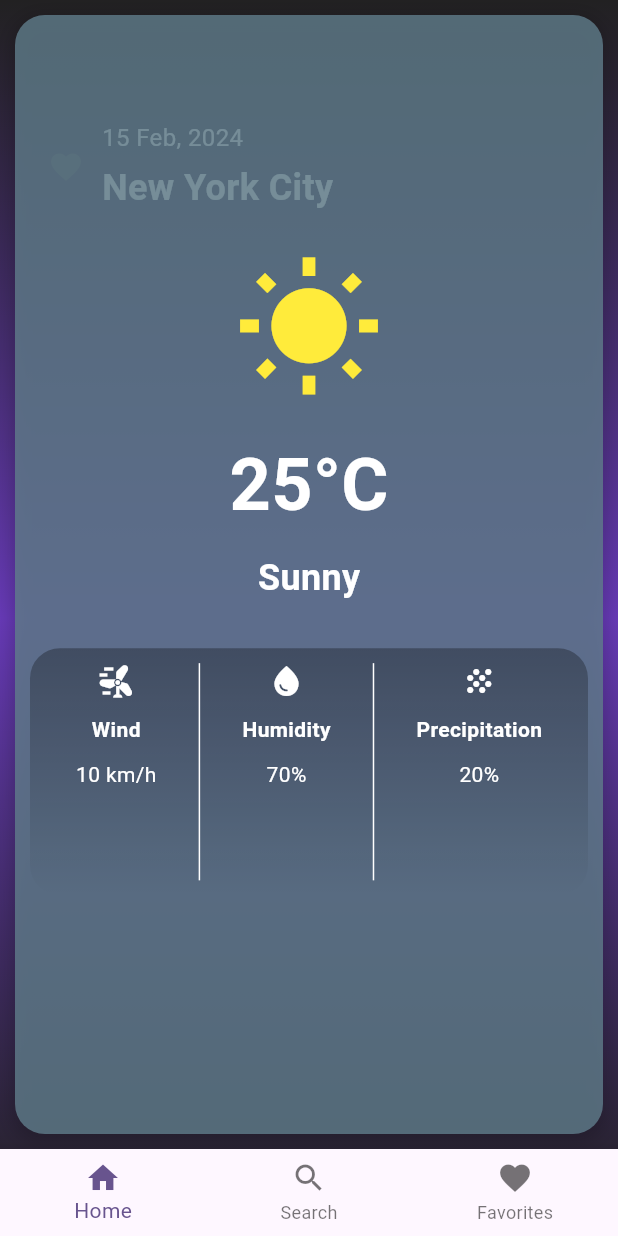
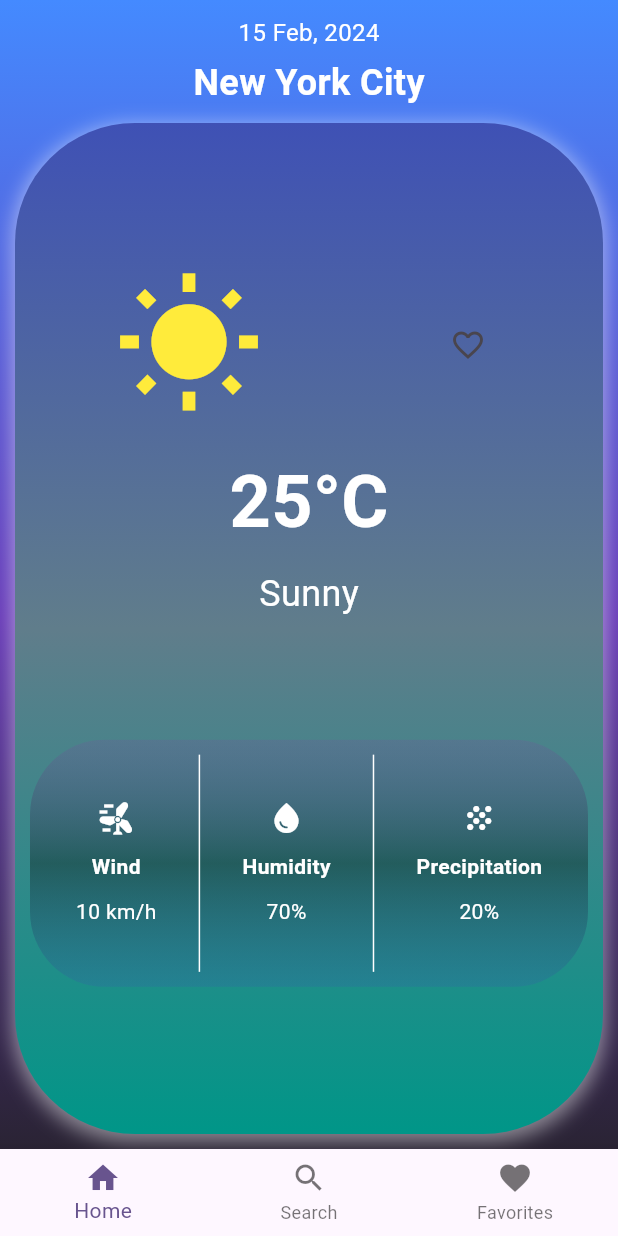
Before and after one commit to Shashank01-26/weather_firebase, a Flutter app: the WeatherScreen screen opened directly, on a phone screen of 412 x 824 dp. Run offline on Flutter 3.47's test engine with Material 3 defaults, Android fonts, the phone set to English and light mode, and no system bars; our stand-ins replace firebase_auth, firebase_core; accounts and stored records are empty; Roboto replaces fonts that are missing (TimesNewRoman).

Commit message:
UI changes

```diff
--- /dev/null
+++ b/lib/remote_service/remote_service.dart
@@ -0,0 +1,3 @@
+class RemoteService{
+
+}
--- a/lib/screens/weather_screen.dart
+++ b/lib/screens/weather_screen.dart
@@ -23,54 +23,43 @@ class _WeatherScreenState extends State<WeatherScreen> {
           gradient: LinearGradient(
             begin: Alignment.topCenter,
             end: Alignment.bottomCenter,
-            colors: [Colors.black87, Colors.deepPurple, Colors.black87],
+            colors: [Colors.blueAccent, Colors.deepPurple, Colors.black87],
           ),
         ),
+        child: Center(
           child: Stack(
             children: [
-            Positioned(
-              top: 80,
-              left: 20,
-              child: Row(
-                mainAxisSize: MainAxisSize.max,
-                mainAxisAlignment: MainAxisAlignment.spaceBetween,
+              Column(
+                mainAxisAlignment: MainAxisAlignment.center,
+                crossAxisAlignment: CrossAxisAlignment.center,
                 children: [
-                  IconButton(
-                      onPressed: (){},
-                      icon: const Icon(Icons.favorite)
-                  ),
-                  Column(
-                    crossAxisAlignment: CrossAxisAlignment.start,
-                    children: [
-                      const Text(
+                  Padding(
+                    padding: const EdgeInsetsDirectional.only(top:10.0),
+                    child: const Text(
                       '15 Feb, 2024',
                       style: TextStyle(color: Colors.white, fontSize: 16),
+                    ),
                   ),
                   const SizedBox(height: 5),
                   Text(
                     _cityName,
                     style: const TextStyle(color: Colors.white, fontSize: 24, fontWeight: FontWeight.bold),
                   ),
-                    ],
-                  ),
-                ],
-              ),
-            ),
-            Column(
-              mainAxisAlignment: MainAxisAlignment.center,
-              crossAxisAlignment: CrossAxisAlignment.center,
-              children: [
                   Expanded(
                     child: Container(
                       alignment: Alignment.center,
                       padding: const EdgeInsets.all(10),
                       margin: const EdgeInsets.all(10),
                       decoration: BoxDecoration(
-                      color: Colors.blueGrey.withOpacity(0.8), // Adjusted card background color
-                      borderRadius: BorderRadius.circular(20),
+                        borderRadius: BorderRadius.circular(80),
+                        gradient: LinearGradient(
+                          begin : Alignment.topLeft,
+                            end: Alignment.bottomLeft,
+                            colors: [Colors.indigo, Colors.blueGrey,Colors.teal]
+                        ),
                         boxShadow: [
                           BoxShadow(
-                          color: Colors.black.withOpacity(0.2),
+                            color: Colors.white.withOpacity(0.45),
                             blurRadius: 10,
                             spreadRadius: 2,
                             offset: const Offset(0, 3),
@@ -80,7 +69,19 @@ class _WeatherScreenState extends State<WeatherScreen> {
                       child: Column(
                         mainAxisAlignment: MainAxisAlignment.center,
                         children: [
-                        const Icon(Icons.wb_sunny, size: 100, color: Colors.yellow),
+                          Row(
+                            mainAxisSize: MainAxisSize.max,
+                            mainAxisAlignment: MainAxisAlignment.spaceAround,
+                            children: [
+                               Icon(Icons.wb_sunny, size: 100, color: Colors.yellow),
+                              IconButton(
+                                onPressed: (){},
+                                icon: Icon(
+                                  Icons.favorite_border_outlined
+                                ),
+                              ),
+                            ],
+                          ),
                           const SizedBox(height: 20),
                           const Text(
                             '25°C',
@@ -89,9 +90,9 @@ class _WeatherScreenState extends State<WeatherScreen> {
                           const SizedBox(height: 10),
                           Text(
                             _weatherCondition,
-                          style: const TextStyle(fontSize: 24, fontWeight: FontWeight.bold, color: Colors.white),
+                            style: const TextStyle(fontSize: 24, fontWeight: FontWeight.normal, color: Colors.white),
                           ),
-                        const SizedBox(height: 30),
+                          const SizedBox(height: 80),
                           Container(
                             height: MediaQuery.sizeOf(context).height * 0.20,
                             padding: const EdgeInsets.all(10),
@@ -99,9 +100,9 @@ class _WeatherScreenState extends State<WeatherScreen> {
                               gradient: LinearGradient(
                                 begin: Alignment.topCenter,
                                 end: Alignment.bottomCenter,
-                              colors: [Colors.black.withOpacity(0.3), Colors.transparent],
+                                colors: [Colors.purple.withOpacity(0.12), Colors.black.withOpacity(0.32),Colors.indigo.withOpacity(0.2)],
                               ),
-                            borderRadius: BorderRadius.circular(20),
+                              borderRadius: BorderRadius.circular(50),
                             ),
                             child: Row(
                               mainAxisAlignment: MainAxisAlignment.spaceEvenly,
@@ -156,11 +157,13 @@ class _WeatherScreenState extends State<WeatherScreen> {
             ],
           ),
         ),
+      ),
     );
   }
 
   Widget _buildWeatherDetail(String title, String value, IconData icon) {
     return Column(
+      mainAxisAlignment: MainAxisAlignment.center,
       children: [
         Icon(icon, color: Colors.white),
         const SizedBox(height: 10),
--- a/pubspec.yaml
+++ b/pubspec.yaml
@@ -38,6 +38,10 @@ dependencies:
   firebase_core: ^2.25.4
   firebase_auth: ^4.17.4
   fluttertoast: ^8.2.4
+  weather: ^3.1.1
+  intl: ^0.19.0
+  flutter_bloc: ^8.1.4
+  equatable: ^2.0.5
 
 dev_dependencies:
   flutter_test:
```
Also changed, not shown: lib/remote_service/remote_service_model.dart (added), pubspec.lock. Lines whose indentation alone changed are shown as unchanged.
